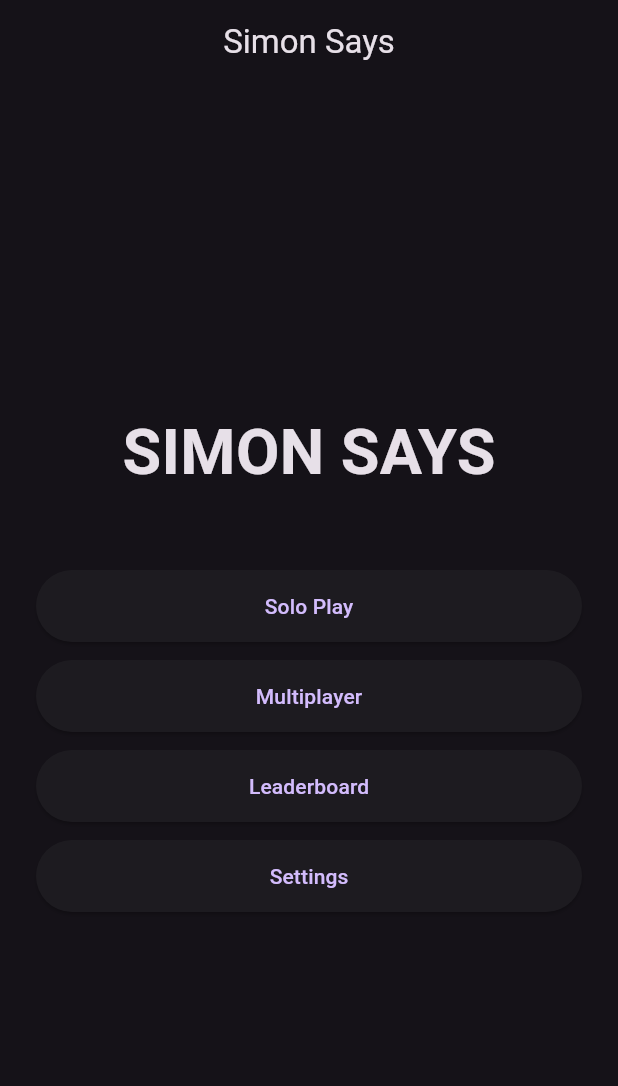
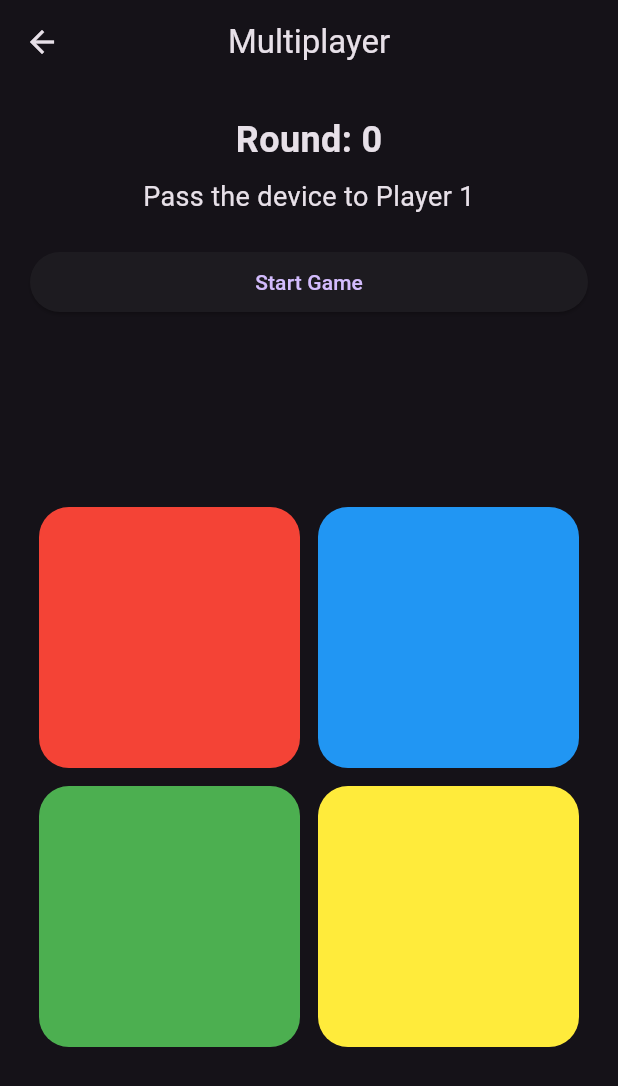
Before and after one commit to timjo1080/simon_says_mobile, a Flutter app: the screen it shows after launch, after a tap on "Multiplayer", on a phone screen of 412 x 824 dp. Shown: the top 1086 px of the screen. Run offline on Flutter 3.47's test engine with Material 3 defaults, Android fonts, the phone set to English and light mode, and no system bars; our stand-ins replace shared_preferences.

Commit message:
added multiplayer game mode

```diff
--- a/simon_says/lib/screens/main_menu_s.dart
+++ b/simon_says/lib/screens/main_menu_s.dart
@@ -2,6 +2,7 @@ import 'package:flutter/material.dart';
 
 import 'difficulty_s.dart';
 import 'leaderboard_screen.dart';
+import 'multiplayer_s.dart';
 
 class MainMenuScreen extends StatelessWidget {
   const MainMenuScreen({super.key});
@@ -45,7 +46,12 @@ class MainMenuScreen extends StatelessWidget {
                 height: 48,
                 child: ElevatedButton(
                   onPressed: () {
-                    // Multiplayer will be added later.
+                    Navigator.push(
+                      context,
+                      MaterialPageRoute(
+                        builder: (context) => const MultiplayerScreen(),
+                      ),
+                    );
                   },
                   child: const Text('Multiplayer'),
                 ),
--- /dev/null
+++ b/simon_says/lib/screens/multiplayer_s.dart
@@ -0,0 +1,297 @@
+import 'package:flutter/material.dart';
+
+import '../widgets/color_button.dart';
+
+enum MultiplayerPhase {
+  handoff,
+  showingSequence,
+  repeatingSequence,
+  addingButton,
+  gameOver,
+}
+
+class MultiplayerScreen extends StatefulWidget {
+  const MultiplayerScreen({super.key});
+
+  @override
+  State<MultiplayerScreen> createState() => _MultiplayerScreenState();
+}
+
+class _MultiplayerScreenState extends State<MultiplayerScreen> {
+  final List<Color> _colors = [
+    Colors.red,
+    Colors.blue,
+    Colors.green,
+    Colors.yellow,
+  ];
+
+  final List<int> _sequence = [];
+
+  MultiplayerPhase _phase = MultiplayerPhase.handoff;
+
+  int _currentPlayer = 1;
+  int _playerSequenceIndex = 0;
+  int _activeButton = -1;
+  int _round = 0;
+
+  bool _isAnimating = false;
+
+  Future<void> _startTurn() async {
+    if (_isAnimating || _phase != MultiplayerPhase.handoff) {
+      return;
+    }
+
+    if (_sequence.isEmpty) {
+      setState(() {
+        _phase = MultiplayerPhase.addingButton;
+      });
+      return;
+    }
+
+    await _showSequence();
+  }
+
+  Future<void> _showSequence() async {
+    setState(() {
+      _phase = MultiplayerPhase.showingSequence;
+      _playerSequenceIndex = 0;
+    });
+
+    for (final buttonIndex in _sequence) {
+      if (!mounted) return;
+
+      setState(() {
+        _activeButton = buttonIndex;
+      });
+
+      await Future.delayed(const Duration(milliseconds: 600));
+
+      if (!mounted) return;
+
+      setState(() {
+        _activeButton = -1;
+      });
+
+      await Future.delayed(const Duration(milliseconds: 200));
+    }
+
+    if (!mounted) return;
+
+    setState(() {
+      _phase = MultiplayerPhase.repeatingSequence;
+    });
+  }
+
+  Future<void> _buttonPressed(int buttonIndex) async {
+    if (_isAnimating) {
+      return;
+    }
+
+    if (_phase == MultiplayerPhase.addingButton) {
+      await _addButton(buttonIndex);
+      return;
+    }
+
+    if (_phase != MultiplayerPhase.repeatingSequence) {
+      return;
+    }
+
+    _isAnimating = true;
+
+    setState(() {
+      _activeButton = buttonIndex;
+    });
+
+    await Future.delayed(const Duration(milliseconds: 150));
+
+    if (!mounted) return;
+
+    setState(() {
+      _activeButton = -1;
+    });
+
+    if (buttonIndex != _sequence[_playerSequenceIndex]) {
+      _isAnimating = false;
+      _endGame();
+      return;
+    }
+
+    _playerSequenceIndex++;
+    _isAnimating = false;
+
+    if (_playerSequenceIndex == _sequence.length) {
+      setState(() {
+        _round++;
+        _phase = MultiplayerPhase.addingButton;
+      });
+    }
+  }
+
+  Future<void> _addButton(int buttonIndex) async {
+    _isAnimating = true;
+
+    setState(() {
+      _activeButton = buttonIndex;
+    });
+
+    await Future.delayed(const Duration(milliseconds: 250));
+
+    if (!mounted) return;
+
+    setState(() {
+      _activeButton = -1;
+      _sequence.add(buttonIndex);
+      _currentPlayer = _currentPlayer == 2 ? 1 : 2;
+      _phase = MultiplayerPhase.handoff;
+    });
+
+    _isAnimating = false;
+  }
+
+  void _endGame() {
+    setState(() {
+      _phase = MultiplayerPhase.gameOver;
+    });
+
+    showDialog(
+      context: context,
+      barrierDismissible: false,
+      builder: (context) {
+        return AlertDialog(
+          title: const Text('Game Over'),
+          content: Text(
+            'Player $_currentPlayer made a mistake.\n'
+            'The sequence had ${_sequence.length} buttons.',
+          ),
+          actions: [
+            TextButton(
+              onPressed: () {
+                Navigator.pop(context);
+                _restartGame();
+              },
+              child: const Text('Play Again'),
+            ),
+            TextButton(
+              onPressed: () {
+                Navigator.pop(context);
+                Navigator.pop(context);
+              },
+              child: const Text('Main Menu'),
+            ),
+          ],
+        );
+      },
+    );
+  }
+
+  void _restartGame() {
+    setState(() {
+      _sequence.clear();
+      _phase = MultiplayerPhase.handoff;
+      _currentPlayer = 1;
+      _playerSequenceIndex = 0;
+      _activeButton = -1;
+      _round = 0;
+    });
+  }
+
+  String _instructionText() {
+    switch (_phase) {
+      case MultiplayerPhase.handoff:
+        return 'Pass the device to Player $_currentPlayer';
+
+      case MultiplayerPhase.showingSequence:
+        return 'Watch the sequence';
+
+      case MultiplayerPhase.repeatingSequence:
+        return 'Player $_currentPlayer, repeat the sequence';
+
+      case MultiplayerPhase.addingButton:
+        return 'Player $_currentPlayer, add one button';
+
+      case MultiplayerPhase.gameOver:
+        return 'Game over';
+    }
+  }
+
+  String _buttonText() {
+    if (_sequence.isEmpty) {
+      return 'Start Game';
+    }
+
+    return 'Start Turn';
+  }
+
+  @override
+  Widget build(BuildContext context) {
+    final canStart = _phase == MultiplayerPhase.handoff;
+
+    return Scaffold(
+      appBar: AppBar(title: const Text('Multiplayer'), centerTitle: true),
+      body: SafeArea(
+        child: Padding(
+          padding: const EdgeInsets.all(20),
+          child: Column(
+            children: [
+              Text(
+                'Round: $_round',
+                style: const TextStyle(
+                  fontSize: 24,
+                  fontWeight: FontWeight.bold,
+                ),
+              ),
+
+              const SizedBox(height: 8),
+
+              Text(
+                _instructionText(),
+                textAlign: TextAlign.center,
+                style: const TextStyle(fontSize: 18),
+              ),
+
+              const SizedBox(height: 20),
+
+              if (canStart)
+                SizedBox(
+                  width: double.infinity,
+                  child: ElevatedButton(
+                    onPressed: _startTurn,
+                    child: Text(_buttonText()),
+                  ),
+                ),
+
+              const SizedBox(height: 20),
+
+              Expanded(
+                child: Center(
+                  child: ConstrainedBox(
+                    constraints: const BoxConstraints(
+                      maxWidth: 360,
+                      maxHeight: 360,
+                    ),
+                    child: AspectRatio(
+                      aspectRatio: 1,
+                      child: GridView.count(
+                        physics: const NeverScrollableScrollPhysics(),
+                        crossAxisCount: 2,
+                        crossAxisSpacing: 12,
+                        mainAxisSpacing: 12,
+                        children: List.generate(4, (index) {
+                          return ColorButton(
+                            color: _colors[index],
+                            isLit: _activeButton == index,
+                            onPressed: () => _buttonPressed(index),
+                          );
+                        }),
+                      ),
+                    ),
+                  ),
+                ),
+              ),
+            ],
+          ),
+        ),
+      ),
+    );
+  }
+}
--- a/simon_says/pubspec.yaml
+++ b/simon_says/pubspec.yaml
@@ -88,3 +88,6 @@ flutter:
   #
   # For details regarding fonts from package dependencies,
   # see https://flutter.dev/to/font-from-package
+
+dependency_overrides:
+  shared_preferences_foundation: 2.5.5
```
Also changed, not shown: simon_says/pubspec.lock, 1 other file.
